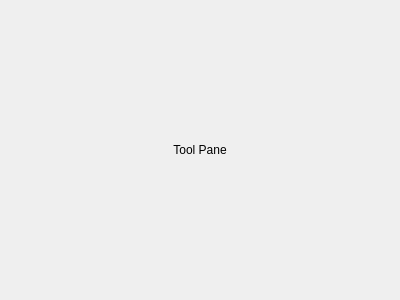
Before: the Qt Designer form ui/toolpane.ui in University-of-Utah-CS3505/a5-sprite-editor-f25-leomartinez47, drawn with Qt 5.
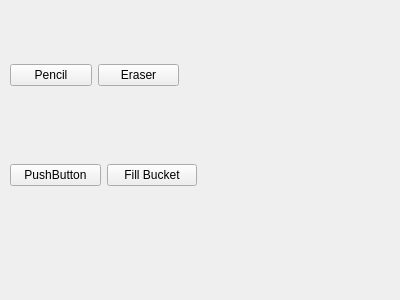
After: the same form once the commit is applied.

Commit message: began the tool implementation, tool is abstract and is inherited by eraser and pencil. specifically the applyPoint function for changes.

Diff of the .ui file:
```diff
--- a/ui/toolpane.ui
+++ b/ui/toolpane.ui
@@ -13,18 +13,58 @@
   <property name="windowTitle">
    <string>Form</string>
   </property>
-  <layout class="QVBoxLayout" name="verticalLayout">
+  <widget class="QWidget" name="layoutWidget">
+   <property name="geometry">
+    <rect>
+     <x>10</x>
+     <y>60</y>
+     <width>169</width>
+     <height>31</height>
+    </rect>
+   </property>
+   <layout class="QHBoxLayout" name="horizontalLayout">
    <item>
-    <widget class="QLabel" name="label">
+     <widget class="QPushButton" name="pencilButton">
      <property name="text">
-      <string>Tool Pane</string>
-     </property>
-     <property name="alignment">
-      <set>Qt::AlignmentFlag::AlignCenter</set>
+       <string>Pencil</string>
+      </property>
+     </widget>
+    </item>
+    <item>
+     <widget class="QPushButton" name="eraserButton">
+      <property name="text">
+       <string>Eraser</string>
      </property>
     </widget>
    </item>
   </layout>
+  </widget>
+  <widget class="QWidget" name="layoutWidget">
+   <property name="geometry">
+    <rect>
+     <x>10</x>
+     <y>160</y>
+     <width>187</width>
+     <height>31</height>
+    </rect>
+   </property>
+   <layout class="QHBoxLayout" name="horizontalLayout_2">
+    <item>
+     <widget class="QPushButton" name="colorPickButton">
+      <property name="text">
+       <string>PushButton</string>
+      </property>
+     </widget>
+    </item>
+    <item>
+     <widget class="QPushButton" name="fillButton">
+      <property name="text">
+       <string>Fill Bucket</string>
+      </property>
+     </widget>
+    </item>
+   </layout>
+  </widget>
  </widget>
  <resources/>
  <connections/>
```
Lines whose indentation alone changed are shown as unchanged. The commit also changes 7 other files.
